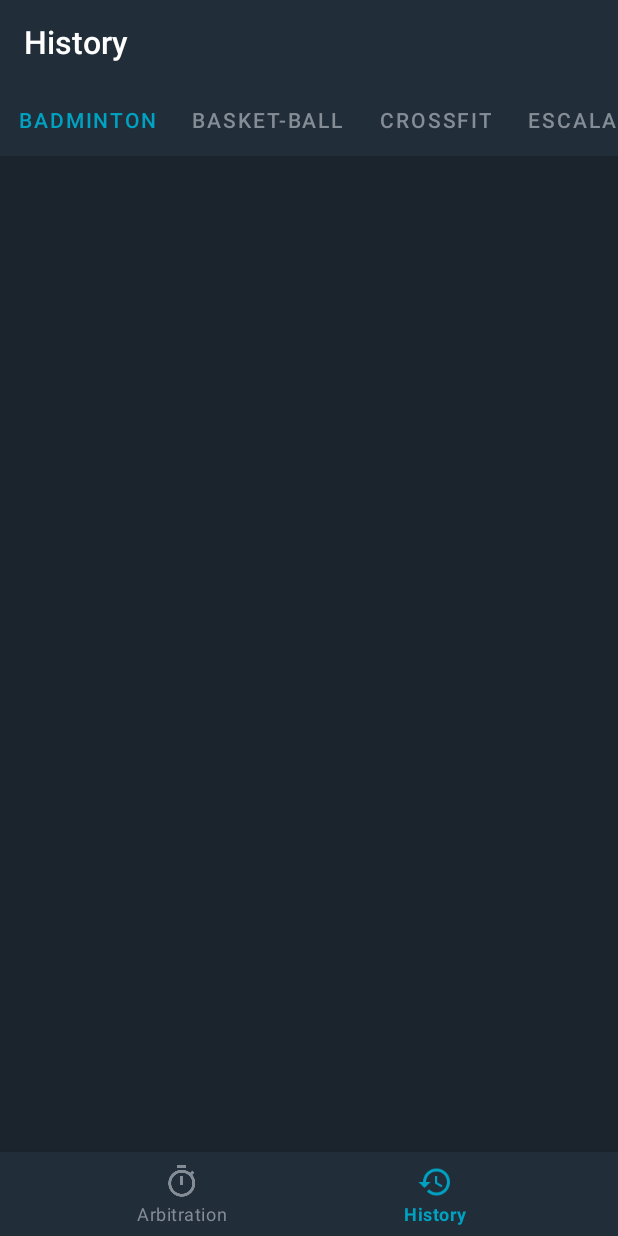
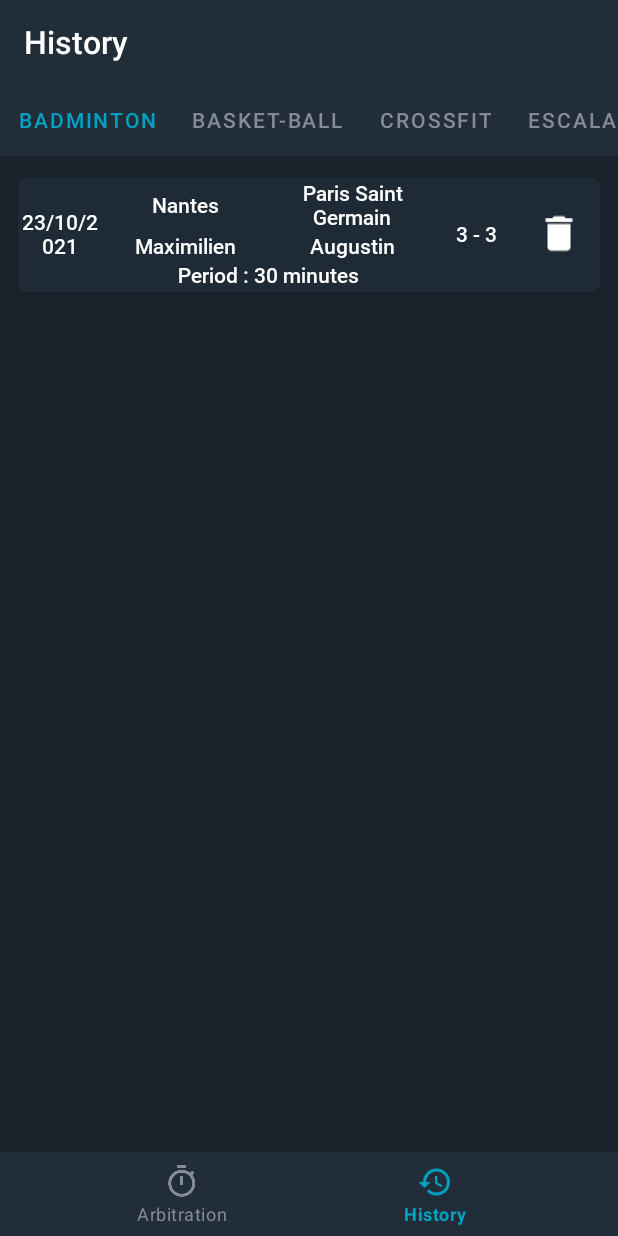
Before and after one commit to JSteveDev/SmartTraining, an Android app: the screen it shows after launch (HistoryActivity), item 2 of the bottom bar chosen, on a phone screen of 412 x 824 dp. Run offline under Robolectric (Android 15) with nearby library versions, the phone set to English and light mode, and no system bars; our stand-ins replace ButterKnife, Room's generated code; 2 statements that could not run were skipped.

Commit message:
SQL implemented

```diff
--- a/app/src/main/java/com/example/smarttraining/Adapters/HandballAdapter.java
+++ b/app/src/main/java/com/example/smarttraining/Adapters/HandballAdapter.java
@@ -1,5 +1,6 @@
 package com.example.smarttraining.Adapters;
 
+import android.app.Activity;
 import android.content.Context;
 import android.view.LayoutInflater;
 import android.view.View;
@@ -11,6 +12,7 @@ import androidx.annotation.NonNull;
 import androidx.recyclerview.widget.RecyclerView;
 
 import com.example.smarttraining.Models.Historique.Handball;
+import com.example.smarttraining.Models.Historique.RoomDBHistory;
 import com.example.smarttraining.R;
 
 import java.util.List;
@@ -20,38 +22,54 @@ import butterknife.ButterKnife;
 
 public class HandballAdapter extends RecyclerView.Adapter<HandballAdapter.ItemViewHolder> {
 
-	private Context context;
-	private List<Handball> items;
+	private Activity context;
+	private List<Handball> dataList;
+	private RoomDBHistory database;
 
-	public HandballAdapter(List<Handball> items) {
-		this.items = items;
+	public HandballAdapter(Activity context, List<Handball> dataList) {
+		this.context = context;
+		this.dataList = dataList;
+		notifyDataSetChanged();
 	}
 
 	@NonNull
 	@Override
 	public ItemViewHolder onCreateViewHolder(@NonNull ViewGroup parent, int viewType) {
-		context = parent.getContext();
-		LayoutInflater inflater = LayoutInflater.from(context);
-		View view = inflater.inflate(R.layout.adapter_handball, parent, false);
-
+		View view = LayoutInflater.from(parent.getContext()).inflate(R.layout.adapter_handball, parent, false);
 		return new ItemViewHolder(view);
 	}
 
 	@Override
 	public void onBindViewHolder(@NonNull ItemViewHolder holder, int position) {
-		holder.updateWithItem(this.items.get(position));
+		Handball data = dataList.get(position);
+		database = RoomDBHistory.getInstance(context);
+
+		holder.date.setText(data.getDate());
+		holder.equipe1.setText(data.getTeamName1());
+		holder.equipe2.setText(data.getTeamName2());
+		holder.capitaine1.setText(data.getCaptain1());
+		holder.capitaine2.setText(data.getCaptain2());
+		holder.period.setText("Period : " + data.getPeriod() + " minutes");
+		holder.score.setText(data.getScore1() + " - " + data.getScore2());
+
+		holder.deleteButton.setOnClickListener(new View.OnClickListener() {
+			@Override
+			public void onClick(View view) {
+				Handball d = dataList.get(holder.getAdapterPosition());
+				database.handballDao().deleteItem(d);
+				int position = holder.getAdapterPosition();
+				dataList.remove(position);
+				notifyItemRemoved(position);
+				notifyItemRangeChanged(position, dataList.size());
+			}
+		});
 	}
 
 	@Override
-	public int getItemCount() { return items.size(); }
+	public int getItemCount() { return dataList.size(); }
 
-	public Handball getItem(int position) { return this.items.get(position);
-	}
 
-	public void updateData(List<Handball> items) {
-		this.items = items;
-		this.notifyDataSetChanged();
-	}
+	// --- ItemViewHolder ---
 
 
 	public class ItemViewHolder extends RecyclerView.ViewHolder {
@@ -63,22 +81,12 @@ public class HandballAdapter extends RecyclerView.Adapter<HandballAdapter.ItemVi
 		@BindView(R.id.handball_capitaine2) TextView capitaine2;
 		@BindView(R.id.handball_period) TextView period;
 		@BindView(R.id.handball_score) TextView score;
+		@BindView(R.id.handball_delete_ic) ImageView deleteButton;
 
 		public ItemViewHolder(@NonNull View itemView) {
 			super(itemView);
 			ButterKnife.bind(this, itemView);
 		}
-
-		public void updateWithItem(Handball handball) {
-			this.date.setText(handball.getDate().toString());
-			this.equipe1.setText(handball.getTeamName1());
-			this.equipe2.setText(handball.getTeamName2());
-			this.capitaine1.setText(handball.getCaptain1());
-			this.capitaine2.setText(handball.getCaptain2());
-			this.period.setText("Period : " + handball.getPeriod() + " minutes");
-			this.score.setText(handball.getScore1() + " - " + handball.getScore2());
-
-		}
 	}
 
 }
--- a/app/src/main/java/com/example/smarttraining/Controllers/Activities/HistoryActivity.java
+++ b/app/src/main/java/com/example/smarttraining/Controllers/Activities/HistoryActivity.java
@@ -2,7 +2,6 @@ package com.example.smarttraining.Controllers.Activities;
 
 import android.content.Intent;
 import android.os.Bundle;
-import android.util.Log;
 import android.view.MenuItem;
 import android.view.WindowManager;
 import android.widget.Toast;
@@ -10,13 +9,11 @@ import android.widget.Toast;
 import androidx.annotation.NonNull;
 import androidx.appcompat.app.AppCompatActivity;
 import androidx.appcompat.widget.Toolbar;
-import androidx.fragment.app.FragmentManager;
 import androidx.room.Room;
 import androidx.viewpager2.widget.ViewPager2;
 
 import com.example.smarttraining.Adapters.HistoryPageAdapter;
-import com.example.smarttraining.Controllers.Fragments.HistoryFragment;
-import com.example.smarttraining.Models.Historique.SaveMyMatchesDataBase;
+import com.example.smarttraining.Models.Historique.RoomDBHistory;
 import com.example.smarttraining.R;
 import com.google.android.material.bottomnavigation.BottomNavigationView;
 import com.google.android.material.navigation.NavigationBarView;
@@ -26,7 +23,6 @@ import com.google.android.material.tabs.TabLayoutMediator;
 import butterknife.BindView;
 import butterknife.ButterKnife;
 import icepick.Icepick;
-import icepick.State;
 
 public class HistoryActivity extends AppCompatActivity {
 
@@ -38,7 +34,7 @@ public class HistoryActivity extends AppCompatActivity {
     @BindView(R.id.activity_history_tablayout)
     TabLayout tabLayout;
 
-    private SaveMyMatchesDataBase dataBase;
+    private RoomDBHistory dataBase;
 
     @Override
     protected void onCreate(Bundle savedInstanceState) {
@@ -50,13 +46,6 @@ public class HistoryActivity extends AppCompatActivity {
         this.configureViewPager();
         this.configureBottomView();
         this.configureToolbar();
-
-        dataBase = Room.inMemoryDatabaseBuilder(getApplicationContext(),
-                SaveMyMatchesDataBase.class)
-                .allowMainThreadQueries()
-                .build();
-
-        Toast.makeText(getApplicationContext(), String.valueOf(dataBase.handballDao().getItems().size()), Toast.LENGTH_SHORT).show();
     }
 
     private void configureBottomView() {
--- a/app/src/main/java/com/example/smarttraining/Controllers/Activities/MainActivity.java
+++ b/app/src/main/java/com/example/smarttraining/Controllers/Activities/MainActivity.java
@@ -13,23 +13,17 @@ import androidx.room.Room;
 
 import com.example.smarttraining.Controllers.Fragments.SportsFragment;
 import com.example.smarttraining.Models.Historique.Handball;
-import com.example.smarttraining.Models.Historique.HandballDao;
-import com.example.smarttraining.Models.Historique.SaveMyMatchesDataBase;
+import com.example.smarttraining.Models.Historique.RoomDBHistory;
 import com.example.smarttraining.R;
 import com.google.android.material.bottomnavigation.BottomNavigationView;
 import com.google.android.material.navigation.NavigationBarView;
-
-import java.sql.Date;
-import java.text.SimpleDateFormat;
-import java.util.ArrayList;
-import java.util.Calendar;
 
 import butterknife.BindView;
 import butterknife.ButterKnife;
 
 public class MainActivity extends AppCompatActivity {
 
-	private SaveMyMatchesDataBase dataBase;
+	private RoomDBHistory dataBase;
 
 	@BindView(R.id.activity_main_bottom_navigation)
 	BottomNavigationView mBottomNavigationView;
@@ -46,16 +40,10 @@ public class MainActivity extends AppCompatActivity {
 		this.configureBottomView();
 		this.configureToolbar();
 
-		dataBase = Room.inMemoryDatabaseBuilder(getApplicationContext(),
-				SaveMyMatchesDataBase.class)
-				.allowMainThreadQueries()
-				.build();
+		dataBase = RoomDBHistory.getInstance(this);
 
-		/*dataBase.handballDao().insertItem(new Handball("Handball", "Cap1", "Cap2",
-				"Nantes", "Poitiers",3,3,30));*/
-
-
-		Toast.makeText(getApplicationContext(), String.valueOf(dataBase.handballDao().getItems().size()), Toast.LENGTH_SHORT).show();
+		dataBase.handballDao().insertItem(new Handball("Handball", "Maximilien", "Augustin",
+				"Nantes", "Paris Saint Germain",3,3,30));
 	}
 
 	private void configureBottomView() {
--- a/app/src/main/java/com/example/smarttraining/Controllers/Fragments/HistoryFragment.java
+++ b/app/src/main/java/com/example/smarttraining/Controllers/Fragments/HistoryFragment.java
@@ -6,7 +6,7 @@ import androidx.recyclerview.widget.RecyclerView;
 import androidx.room.Room;
 
 import com.example.smarttraining.Adapters.HandballAdapter;
-import com.example.smarttraining.Models.Historique.SaveMyMatchesDataBase;
+import com.example.smarttraining.Models.Historique.RoomDBHistory;
 import com.example.smarttraining.R;
 
 import butterknife.BindView;
@@ -16,8 +16,7 @@ public class HistoryFragment extends BaseFragment {
     @BindView(R.id.fragment_sport_history_recyclerView)
     RecyclerView recyclerView;
 
-
-    private SaveMyMatchesDataBase dataBase;
+    private RoomDBHistory dataBase;
 
     // --------------
     // BASE METHODS
@@ -47,15 +46,9 @@ public class HistoryFragment extends BaseFragment {
     // --------------
 
     private void configureRecyclerView() {
+        dataBase = RoomDBHistory.getInstance(getActivity());
 
-        dataBase = Room.inMemoryDatabaseBuilder(getActivity().getApplicationContext(),
-                SaveMyMatchesDataBase.class)
-                .allowMainThreadQueries()
-                .build();
-
-        Toast.makeText(getContext(), String.valueOf(dataBase.handballDao().getItems().size()), Toast.LENGTH_SHORT).show();
-
-        this.recyclerView.setAdapter(new HandballAdapter(dataBase.handballDao().getItems()));
+        this.recyclerView.setAdapter(new HandballAdapter(getActivity(),  dataBase.handballDao().getItems()));
     }
 
 }
--- a/app/src/main/java/com/example/smarttraining/Controllers/Fragments/SportsFragment.java
+++ b/app/src/main/java/com/example/smarttraining/Controllers/Fragments/SportsFragment.java
@@ -1,11 +1,8 @@
 package com.example.smarttraining.Controllers.Fragments;
 
 import androidx.recyclerview.widget.RecyclerView;
-import androidx.room.Room;
 
-import com.example.smarttraining.Adapters.HandballAdapter;
 import com.example.smarttraining.Adapters.SportItemAdapter;
-import com.example.smarttraining.Models.Historique.SaveMyMatchesDataBase;
 import com.example.smarttraining.R;
 
 import butterknife.BindView;
--- a/app/src/main/java/com/example/smarttraining/Models/Historique/Handball.java
+++ b/app/src/main/java/com/example/smarttraining/Models/Historique/Handball.java
@@ -3,16 +3,15 @@ package com.example.smarttraining.Models.Historique;
 import androidx.room.Entity;
 import androidx.room.PrimaryKey;
 
-import java.sql.Date;
+import java.io.Serializable;
 import java.text.SimpleDateFormat;
-import java.util.ArrayList;
 import java.util.Calendar;
 
 @Entity
-public class Handball{
+public class Handball implements Serializable {
 
     @PrimaryKey (autoGenerate = true)
-    private Integer id;
+    private int id;
     private String category;
     private String date;
     private String captain1;
@@ -35,9 +34,8 @@ public class Handball{
 
         SimpleDateFormat dateFormat;
         dateFormat = new SimpleDateFormat("dd/MM/yyyy");
-        String date = dateFormat.format(Calendar.getInstance().getTime());
 
-        this.date = date;
+        this.date = dateFormat.format(Calendar.getInstance().getTime());
     }
 
     // GETTERS
--- a/app/src/main/java/com/example/smarttraining/Models/Historique/HandballDao.java
+++ b/app/src/main/java/com/example/smarttraining/Models/Historique/HandballDao.java
@@ -1,7 +1,10 @@
 package com.example.smarttraining.Models.Historique;
+
+import static androidx.room.OnConflictStrategy.REPLACE;
 
 import androidx.lifecycle.LiveData;
 import androidx.room.Dao;
+import androidx.room.Delete;
 import androidx.room.Insert;
 import androidx.room.Query;
 import androidx.room.Update;
@@ -11,15 +14,19 @@ import java.util.List;
 @Dao
 public interface HandballDao {
 
+    // Get all data query
     @Query("SELECT * FROM Handball")
     List<Handball> getItems();
 
-    @Insert
-    long insertItem(Handball item);
+    // Insert query
+    @Insert(onConflict = REPLACE)
+    void insertItem(Handball item);
 
-    @Update
-    int updateItem(Handball item);
+    // Delete query
+    @Delete
+    void deleteItem(Handball item);
 
-    @Query("DELETE FROM Handball WHERE id = :itemId")
-    int deleteItem(long itemId);
+    // Delete all query
+    @Delete
+    void deleteAllItem(List<Handball> items);
 }
--- /dev/null
+++ b/app/src/main/java/com/example/smarttraining/Models/Historique/RoomDBHistory.java
@@ -0,0 +1,34 @@
+package com.example.smarttraining.Models.Historique;
+
+import android.content.Context;
+
+import androidx.room.Database;
+import androidx.room.Room;
+import androidx.room.RoomDatabase;
+
+@Database(entities = {Handball.class}, version = 1, exportSchema = false)
+public abstract class RoomDBHistory extends RoomDatabase {
+
+    // --- SINGLETON ---
+    private static RoomDBHistory INSTANCE;
+
+    // --- DAO ---
+    public abstract HandballDao handballDao();
+
+    // --- DATABASE NAME ---
+    private static String DATABASE_NAME = "database.db" ;
+
+
+    // --- INSTANCE ---
+    public synchronized static RoomDBHistory getInstance(Context context) {
+        if (INSTANCE == null) {
+            INSTANCE = Room.databaseBuilder(context.getApplicationContext(),
+                    RoomDBHistory.class, DATABASE_NAME)
+                    .allowMainThreadQueries()
+                    .fallbackToDestructiveMigration()
+                    .build();
+                }
+
+        return INSTANCE;
+    }
+}
--- a/app/src/main/java/com/example/smarttraining/Models/Historique/SaveMyMatchesDataBase.java
+++ /dev/null
@@ -1,33 +0,0 @@
-package com.example.smarttraining.Models.Historique;
-
-import android.content.Context;
-
-import androidx.room.Database;
-import androidx.room.Room;
-import androidx.room.RoomDatabase;
-
-@Database(entities = {Handball.class}, version = 1, exportSchema = false)
-public abstract class SaveMyMatchesDataBase extends RoomDatabase {
-
-    // --- SINGLETON ---
-    private static  volatile SaveMyMatchesDataBase INSTANCE;
-
-    // --- DAO ---
-    public abstract HandballDao handballDao();
-
-
-    // --- INSTANCE ---
-    public static SaveMyMatchesDataBase getInstance(Context context) {
-        if (INSTANCE == null) {
-            synchronized (SaveMyMatchesDataBase.class) {
-                if (INSTANCE == null) {
-                    INSTANCE = Room.databaseBuilder(context.getApplicationContext(),
-                            SaveMyMatchesDataBase.class, "MyDatabase.db")
-                            //.addCallback(prepopulateDatabase())
-                            .build();
-                }
-            }
-        }
-        return INSTANCE;
-    }
-}
--- a/app/src/main/res/layout/adapter_handball.xml
+++ b/app/src/main/res/layout/adapter_handball.xml
@@ -26,7 +26,7 @@
                 android:layout_width="match_parent"
                 android:layout_height="match_parent"
                 android:layout_gravity="center"
-                android:layout_weight="30"
+                android:layout_weight="6"
                 android:gravity="center"
                 android:text="Date"
                 android:textColor="@color/primaryTextColor" />
@@ -34,7 +34,7 @@
             <LinearLayout
                 android:layout_width="match_parent"
                 android:layout_height="wrap_content"
-                android:layout_weight="15"
+                android:layout_weight="3"
                 android:orientation="vertical">
 
                 <LinearLayout
@@ -47,7 +47,7 @@
                         android:id="@+id/handball_equipe1"
                         android:layout_width="match_parent"
                         android:layout_height="wrap_content"
-                        android:layout_gravity="start"
+                        android:layout_gravity="center"
                         android:layout_weight="1"
                         android:gravity="center"
                         android:text="Equipe_1"
@@ -57,7 +57,7 @@
                         android:id="@+id/handball_equipe2"
                         android:layout_width="match_parent"
                         android:layout_height="wrap_content"
-                        android:layout_gravity="start"
+                        android:layout_gravity="center"
                         android:layout_weight="1"
                         android:gravity="center"
                         android:text="Equipe_2"
@@ -74,7 +74,7 @@
                         android:id="@+id/handball_capitaine1"
                         android:layout_width="match_parent"
                         android:layout_height="wrap_content"
-                        android:layout_gravity="start"
+                        android:layout_gravity="center"
                         android:layout_weight="1"
                         android:gravity="center"
                         android:text="Capitaine_1"
@@ -84,7 +84,7 @@
                         android:id="@+id/handball_capitaine2"
                         android:layout_width="match_parent"
                         android:layout_height="wrap_content"
-                        android:layout_gravity="start"
+                        android:layout_gravity="center"
                         android:layout_weight="1"
                         android:gravity="center"
                         android:text="Capitaine_2"
@@ -96,7 +96,7 @@
                     android:id="@+id/handball_period"
                     android:layout_width="match_parent"
                     android:layout_height="wrap_content"
-                    android:layout_gravity="start"
+                    android:layout_gravity="center"
                     android:gravity="center"
                     android:text="Period : 30 minutes"
                     android:textColor="@color/primaryTextColor" />
@@ -108,15 +108,19 @@
                 android:layout_width="match_parent"
                 android:layout_height="match_parent"
                 android:layout_gravity="center"
-                android:layout_weight="30"
+                android:layout_weight="6"
                 android:gravity="center"
                 android:text="Score du match"
                 android:textColor="@color/primaryTextColor" />
 
-            <CheckBox
-                android:id="@+id/sport_co_checkbox"
-                android:layout_width="wrap_content"
-                android:layout_height="match_parent" />
+            <ImageView
+                android:id="@+id/handball_delete_ic"
+                android:layout_width="match_parent"
+                android:layout_height="match_parent"
+                android:layout_weight="6"
+                android:padding="12dp"
+                android:scaleType="fitCenter"
+                android:src="@drawable/ic_delete_white_24" />
 
         </LinearLayout>
 
```
Also changed, not shown: app/src/main/res/drawable-hdpi/ic_delete_white_24.png (added), app/src/main/res/drawable-mdpi/ic_delete_white_24.png (added), app/src/main/res/drawable-xhdpi/ic_delete_white_24.png (added), app/src/main/res/drawable-xxhdpi/ic_delete_white_24.png (added), app/src/main/res/drawable-xxxhdpi/ic_delete_white_24.png (added).
